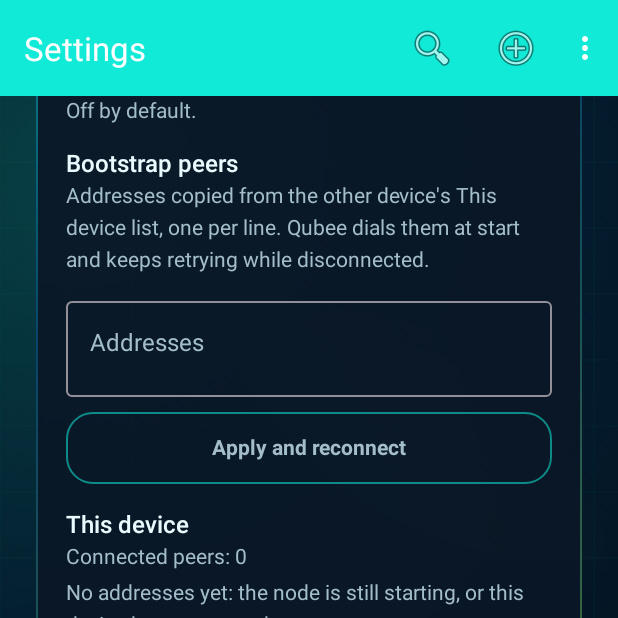
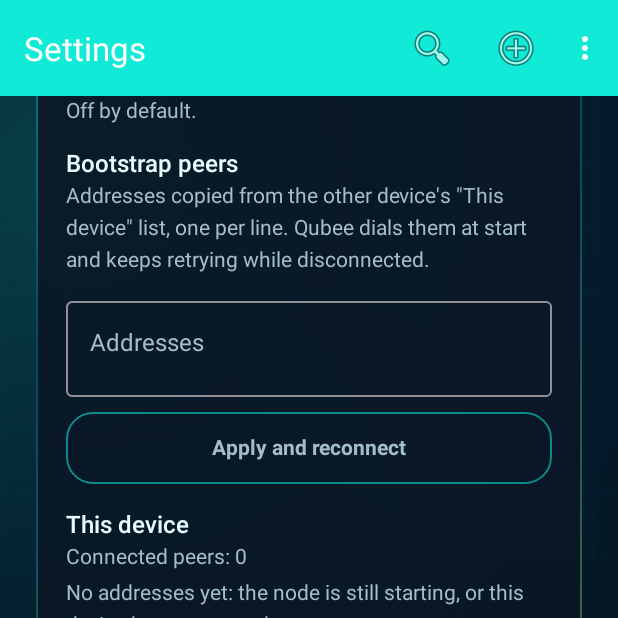
Before and after one commit to MKlolbullen/Qubee, an Android app built with Jetpack Compose: the SettingsFragment screen opened through its navigation route, scrolled down 887 dp, on a phone screen of 412 x 824 dp, the top half of it. Run offline under Robolectric (Android 15) with nearby library versions, the phone set to English and light mode, and no system bars; our stand-ins replace Dagger/Hilt's generated code, Timber, navigation-ui; 4 statements that could not run were skipped.

```diff
--- a/app/src/main/res/values/strings.xml
+++ b/app/src/main/res/values/strings.xml
@@ -43,7 +43,7 @@
     <string name="network_lan_discovery_title">Discover peers on this Wi-Fi</string>
     <string name="network_lan_discovery_body">Announces this device and its local IP to everyone on the network (mDNS) and connects to the Qubee devices it hears. Off by default.</string>
     <string name="network_bootstrap_title">Bootstrap peers</string>
-    <string name="network_bootstrap_body">Addresses copied from the other device\'s "This device" list, one per line. Qubee dials them at start and keeps retrying while disconnected.</string>
+    <string name="network_bootstrap_body">Addresses copied from the other device\'s \"This device\" list, one per line. Qubee dials them at start and keeps retrying while disconnected.</string>
     <string name="network_bootstrap_label">Addresses</string>
     <string name="network_bootstrap_apply">Apply and reconnect</string>
     <string name="network_this_device_title">This device</string>
```
Also changed, not shown: 1 other file.
